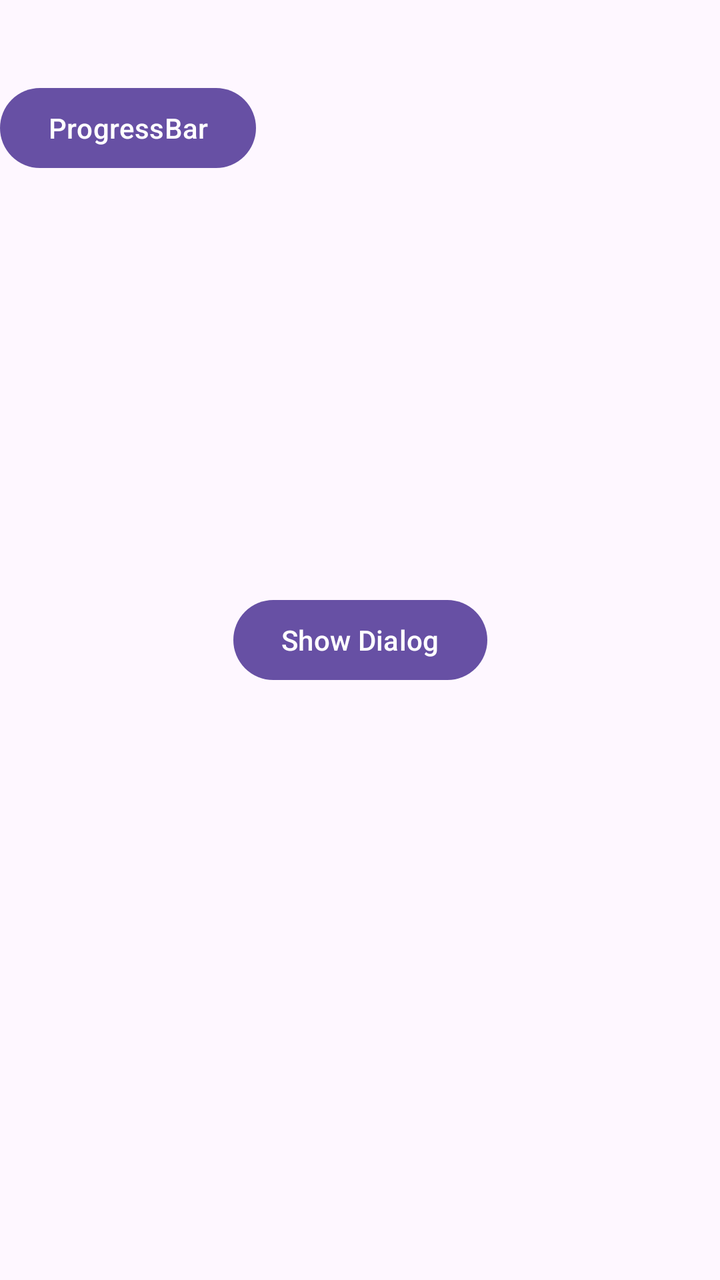
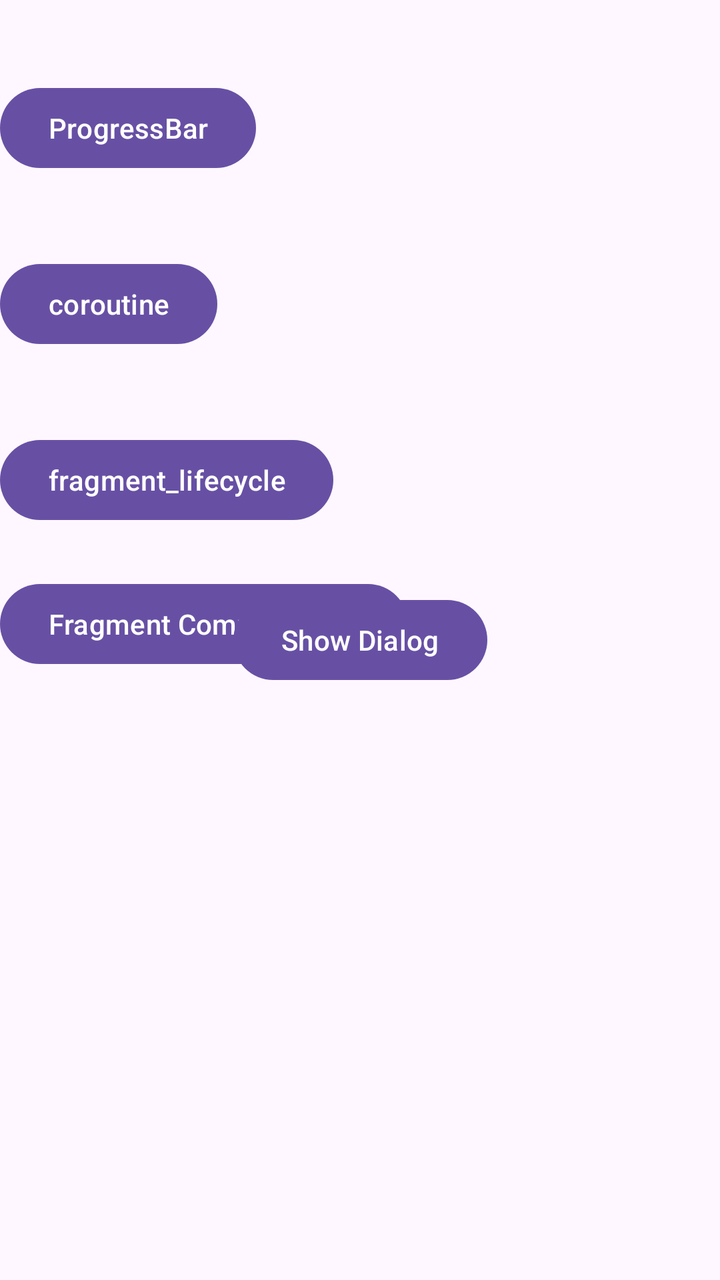

An Android layout rendered at two revisions. The XML below is the earlier revision; the diff shows what the commit changed to produce the second picture.
<!-- AndroidManifest.xml: activity theme Theme.Odl -->
<!-- res/layout/activity_main.xml -->
<?xml version="1.0" encoding="utf-8"?>
<androidx.constraintlayout.widget.ConstraintLayout xmlns:android="http://schemas.android.com/apk/res/android"
    android:layout_width="match_parent"
    android:layout_height="match_parent"
    xmlns:app="http://schemas.android.com/apk/res-auto">

    <Button
        android:id="@+id/progress_bar"
        android:layout_width="wrap_content"
        android:layout_height="wrap_content"
        app:layout_constraintTop_toTopOf="parent"
        android:text="ProgressBar"
        android:layout_marginTop="40dp"
        app:layout_constraintStart_toStartOf="parent"/>

    <Button
        android:id="@+id/btn_show_dialog"
        android:layout_width="wrap_content"
        android:layout_height="wrap_content"
        android:text="Show Dialog"
        app:layout_constraintBottom_toBottomOf="parent"
        app:layout_constraintLeft_toLeftOf="parent"
        app:layout_constraintRight_toRightOf="parent"
        app:layout_constraintTop_toTopOf="parent" />

    <FrameLayout
        android:id="@+id/frag_container"
        android:layout_width="0dp"
        android:layout_height="300dp"
        app:layout_constraintStart_toStartOf="parent"
        app:layout_constraintEnd_toEndOf="parent"
        app:layout_constraintBottom_toBottomOf="parent"/>

</androidx.constraintlayout.widget.ConstraintLayout>
<!-- resources referenced by this layout -->
<resources>
  <style name="Theme.Odl" parent="Theme.Material3.Light.NoActionBar" />
</resources>

<!-- the commit's change to res/layout/activity_main.xml (unified diff, before → after) -->
@@ -1,17 +1,44 @@
 <?xml version="1.0" encoding="utf-8"?>
 <androidx.constraintlayout.widget.ConstraintLayout xmlns:android="http://schemas.android.com/apk/res/android"
+    xmlns:app="http://schemas.android.com/apk/res-auto"
     android:layout_width="match_parent"
-    android:layout_height="match_parent"
-    xmlns:app="http://schemas.android.com/apk/res-auto">
+    android:layout_height="match_parent">
 
     <Button
         android:id="@+id/progress_bar"
         android:layout_width="wrap_content"
         android:layout_height="wrap_content"
-        app:layout_constraintTop_toTopOf="parent"
+        android:layout_marginTop="40dp"
         android:text="ProgressBar"
+        app:layout_constraintStart_toStartOf="parent"
+        app:layout_constraintTop_toTopOf="parent" />
+
+    <Button
+        android:id="@+id/coroutine"
+        android:layout_width="wrap_content"
+        android:layout_height="wrap_content"
         android:layout_marginTop="40dp"
-        app:layout_constraintStart_toStartOf="parent"/>
+        android:text="coroutine"
+        app:layout_constraintStart_toStartOf="parent"
+        app:layout_constraintTop_toBottomOf="@+id/progress_bar" />
+
+    <Button
+        android:id="@+id/fragment_lifecycle"
+        android:layout_width="wrap_content"
+        android:layout_height="wrap_content"
+        android:layout_marginTop="40dp"
+        android:text="fragment_lifecycle"
+        app:layout_constraintStart_toStartOf="parent"
+        app:layout_constraintTop_toBottomOf="@+id/coroutine" />
+
+    <Button
+        android:id="@+id/fragment_commit_demo"
+        android:layout_width="wrap_content"
+        android:layout_height="wrap_content"
+        android:layout_marginTop="24dp"
+        android:text="Fragment Commit Demo"
+        app:layout_constraintStart_toStartOf="parent"
+        app:layout_constraintTop_toBottomOf="@+id/fragment_lifecycle" />
 
     <Button
         android:id="@+id/btn_show_dialog"
@@ -27,8 +54,8 @@
         android:id="@+id/frag_container"
         android:layout_width="0dp"
         android:layout_height="300dp"
-        app:layout_constraintStart_toStartOf="parent"
+        app:layout_constraintBottom_toBottomOf="parent"
         app:layout_constraintEnd_toEndOf="parent"
-        app:layout_constraintBottom_toBottomOf="parent"/>
+        app:layout_constraintStart_toStartOf="parent" />
 
 </androidx.constraintlayout.widget.ConstraintLayout>
